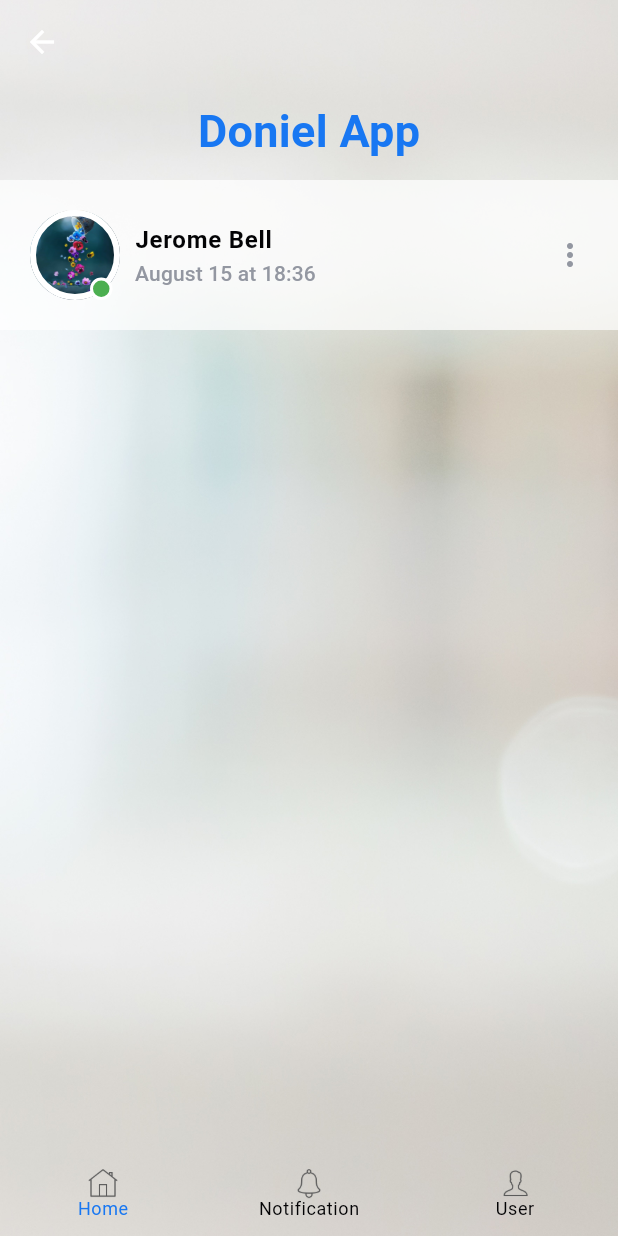
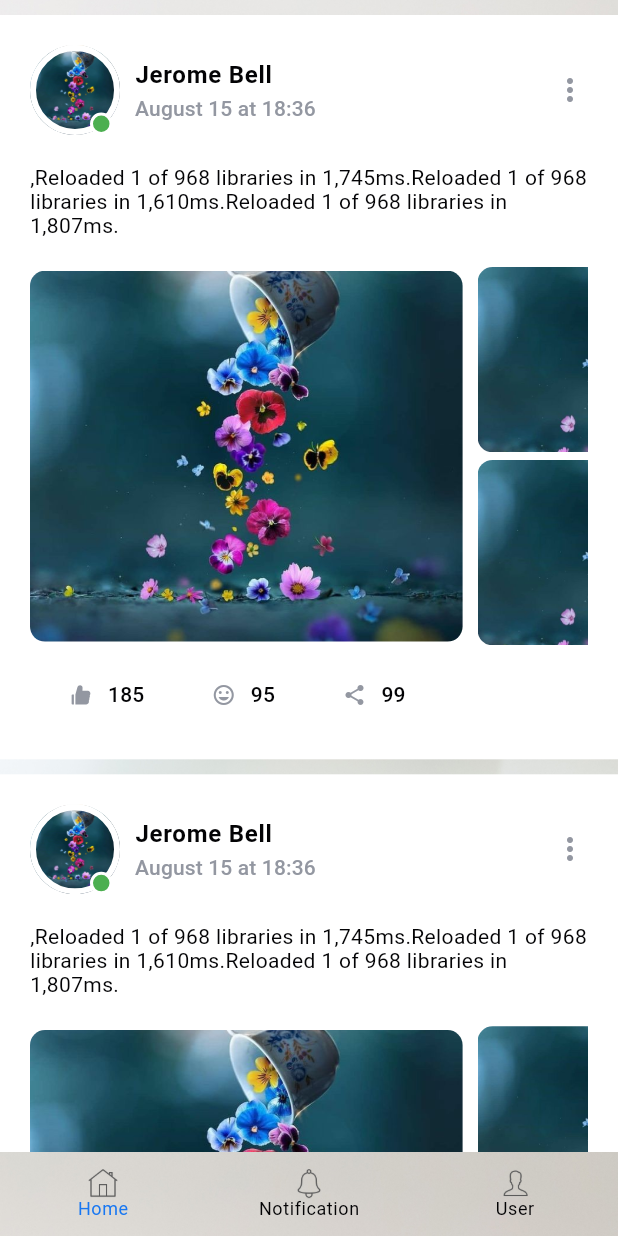
Before and after one commit to chizakasipascal/Doniel, a Flutter app: the PageDoniel screen opened by its route, on a phone screen of 412 x 824 dp. Run offline on Flutter 3.47's test engine with Material 2 defaults, Android fonts, the phone set to English and light mode, and no system bars; our stand-ins replace flutter_icons, google_fonts.

Commit message:
post uic ok

```diff
--- a/lib/src/const/assets.dart
+++ b/lib/src/const/assets.dart
@@ -9,4 +9,5 @@ class Assets {
   static const String home = "${baseAsstes}home.png";
   static const String notification = "${baseAsstes}notification.png";
   static const String user = "${baseAsstes}user.png";
+  static const String cute = "${baseAsstes}cute.jpg";
 }
--- a/lib/src/views/screens/home.dart
+++ b/lib/src/views/screens/home.dart
@@ -1,5 +1,7 @@
+import 'package:doniel/src/const/assets.dart';
 import 'package:donieltheme/donieltheme.dart';
 import 'package:flutter/material.dart';
+import 'package:flutter_icons/flutter_icons.dart';
 
 class Home extends StatelessWidget {
   const Home({
@@ -12,57 +14,98 @@ class Home extends StatelessWidget {
   @override
   Widget build(BuildContext context) {
     final size = MediaQuery.of(context).size;
-    return DefaultTabController(
-      length: 3,
-      child: NestedScrollView(
-        headerSliverBuilder: (BuildContext context, bool innerBoxIsScrolled) {
-          return <Widget>[
-            SliverAppBar(
-              expandedHeight: 120.0,
-              floating: false,
-              pinned: true,
-              backgroundColor: Colors.transparent,
-              elevation: 0.0,
-              flexibleSpace: FlexibleSpaceBar(
-                centerTitle: true,
-                title: Text(
-                  "Doniel App",
-                  style: themeData.textTheme.headline6!.copyWith(
-                    fontWeight: FontWeight.bold,
-                    color: kDoniel,
-                  ),
-                ),
-                background: const Text(''),
-              ),
-            ),
-            // SliverPersistentHeader(
-            //   delegate: _SliverAppBarDelegate(
-            //     const TabBar(
-            //       labelColor: kGreyColor,
-            //       unselectedLabelColor: Colors.grey,
-            //       tabs: [
-            //         Tab(
-            //           text: "Web design",
+    return ListView(
+      controller: controller,
+      physics: const BouncingScrollPhysics(),
+      children: [
+        CardPost(size: size),
+        CardPost(size: size),
+        CardPost(size: size)
+      ],
+    );
+
+    // DefaultTabController(
+    //   length: 3,
+    //   child: NestedScrollView(
+    //     headerSliverBuilder: (BuildContext context, bool innerBoxIsScrolled) {
+    //       return <Widget>[
+    //         SliverAppBar(
+    //           expandedHeight: 30.0,
+    //           floating: false,
+    //           pinned: true,
+    //           backgroundColor: Colors.transparent,
+    //           elevation: 0.0,
+    //           flexibleSpace: FlexibleSpaceBar(
+    //             centerTitle: true,
+    //             title: Text(
+    //               "Doniel App",
+    //               style: themeData.textTheme.headline6!.copyWith(
+    //                 fontWeight: FontWeight.bold,
+    //                 color: kDoniel,
+    //               ),
+    //             ),
+    //             background: const Text(''),
+    //           ),
     //         ),
-            //         Tab(text: "Favorite"),
-            //         Tab(
-            //           text: "Branding",
-            //         ),
+    //         // SliverPersistentHeader(
+    //         //   delegate: _SliverAppBarDelegate(
+    //         //     const TabBar(
+    //         //       labelColor: kGreyColor,
+    //         //       unselectedLabelColor: Colors.grey,
+    //         //       tabs: [
+    //         //         Tab(
+    //         //           text: "Web design",
+    //         //         ),
+    //         //         Tab(text: "Favorite"),
+    //         //         Tab(
+    //         //           text: "Branding",
+    //         //         ),
+    //         //       ],
+    //         //     ),
+    //         //   ),
+    //         //   pinned: true,
+    //         // ),
+    //       ];
+    //     },
+    //     body: ListView(
+    //       controller: controller,
+    //       children: [
+    //         CardPost(size: size),
+    //         CardPost(size: size),
+    //         CardPost(size: size)
     //       ],
     //     ),
     //   ),
-            //   pinned: true,
-            // ),
-          ];
-        },
-        body: ListView(
-          controller: controller,
-          children: [
-            Container(
-              decoration: BoxDecoration(color: Colors.white.withOpacity(.7)),
+    // );
+  }
+}
+
+class CardPost extends StatelessWidget {
+  final String description, name, dateTime, imageMain, imageSub, imageSub2;
+
+  const CardPost({
+    Key? key,
+    required this.size,
+    this.description =
+        ',Reloaded 1 of 968 libraries in 1,745ms.Reloaded 1 of 968 libraries in 1,610ms.Reloaded 1 of 968 libraries in 1,807ms.',
+    this.name = "Jerome Bell",
+    this.dateTime = "August 15 at 18:36",
+    this.imageMain = Assets.cute,
+    this.imageSub = Assets.cute,
+    this.imageSub2 = Assets.cute,
+  }) : super(key: key);
+
+  final Size size;
+
+  @override
+  Widget build(BuildContext context) {
+    return Container(
+      margin: const EdgeInsets.only(top: 10),
+      decoration: const BoxDecoration(color: Colors.white),
       child: Padding(
         padding: const EdgeInsets.all(20.0),
         child: Column(
+          crossAxisAlignment: CrossAxisAlignment.start,
           children: [
             Row(
               children: [
@@ -77,8 +120,8 @@ class Home extends StatelessWidget {
                           width: 4,
                         ),
                         shape: BoxShape.circle,
-                                image: const DecorationImage(
-                                  image: AssetImage("assets/images/cute.jpg"),
+                        image: DecorationImage(
+                          image: AssetImage(imageMain),
                           fit: BoxFit.cover,
                         ),
                       ),
@@ -107,7 +150,7 @@ class Home extends StatelessWidget {
                   crossAxisAlignment: CrossAxisAlignment.start,
                   children: [
                     Text(
-                              'Jerome Bell',
+                      name,
                       style: themeData.textTheme.bodyLarge!.copyWith(
                         fontWeight: FontWeight.bold,
                         color: kBlackColor,
@@ -115,7 +158,7 @@ class Home extends StatelessWidget {
                     ),
                     const SizedBox(height: 5),
                     Text(
-                              'August 15 at 18:36',
+                      dateTime,
                       style: themeData.textTheme.subtitle2!.copyWith(
                         color: kGreyColor,
                       ),
@@ -128,12 +171,141 @@ class Home extends StatelessWidget {
                   color: kGreyColor,
                 ),
               ],
+            ),
+            const SizedBox(height: 20),
+            Text(
+              description,
+              style: themeData.textTheme.bodyText2!.copyWith(
+                color: kBlackColor,
+              ),
+            ),
+            const SizedBox(height: 20),
+            SingleChildScrollView(
+              physics: const BouncingScrollPhysics(),
+              scrollDirection: Axis.horizontal,
+              child: Row(
+                children: [
+                  const SizedBox(height: 20),
+                  Container(
+                    height: size.height * .3,
+                    width: size.width * .7,
+                    decoration: BoxDecoration(
+                      borderRadius: BorderRadius.circular(10),
+                      image: DecorationImage(
+                        image: AssetImage(imageSub),
+                        fit: BoxFit.cover,
+                      ),
+                    ),
+                  ),
+                  const SizedBox(width: 10),
+                  Column(
+                    crossAxisAlignment: CrossAxisAlignment.start,
+                    children: [
+                      Container(
+                        height: size.height * .15,
+                        width: size.width * .5,
+                        decoration: BoxDecoration(
+                          borderRadius: BorderRadius.circular(10),
+                          image: DecorationImage(
+                            image: AssetImage(imageSub2),
+                            fit: BoxFit.cover,
+                          ),
+                        ),
+                      ),
+                      const SizedBox(height: 5),
+                      Container(
+                        height: size.height * .15,
+                        width: size.width * .5,
+                        decoration: BoxDecoration(
+                          borderRadius: BorderRadius.circular(10),
+                          image: DecorationImage(
+                            image: AssetImage(imageSub2),
+                            fit: BoxFit.cover,
+                          ),
+                        ),
+                      ),
+                    ],
                   )
                 ],
               ),
             ),
+            const SizedBox(height: 10),
+            Row(
+              children: const [
+                CardPostButtom(),
+                CardPostButtom(
+                  description: Icons.tag_faces,
+                  subdescription: 95,
+                ),
+                CardPostButtom(
+                  description: Icons.share,
+                  subdescription: 99,
+                ),
+              ],
             )
           ],
+        ),
+      ),
+    );
+  }
+}
+
+class CardPostButtom extends StatelessWidget {
+  final IconData description;
+  final int subdescription;
+  const CardPostButtom({
+    Key? key,
+    this.description = AntDesign.like1,
+    this.subdescription = 185,
+  }) : super(key: key);
+
+  @override
+  Widget build(BuildContext context) {
+    return Padding(
+      padding: const EdgeInsets.all(3.0),
+      child: SizedBox(
+        height: 40,
+        // width: 80,
+        child: Material(
+          shape: RoundedRectangleBorder(
+            borderRadius: BorderRadius.circular(40.0),
+          ),
+          elevation: 0.0,
+          color: Colors.transparent,
+          clipBehavior: Clip.antiAlias, // Add This
+          child: MaterialButton(
+            minWidth: 50.0,
+            height: 40,
+            //  color: kWhiteColor,
+            child: Row(
+              mainAxisAlignment: MainAxisAlignment.start,
+              crossAxisAlignment: CrossAxisAlignment.center,
+              children: [
+                Container(
+                  height: 30,
+                  width: 30,
+                  // margin: const EdgeInsets.all(3.0),
+                  decoration: const BoxDecoration(
+                    shape: BoxShape.circle,
+                    color: Colors.transparent,
+                  ),
+                  child: Icon(
+                    description,
+                    size: 16,
+                    color: kGreyColor,
+                  ),
+                ),
+                const SizedBox(width: 3),
+                Text(
+                  subdescription.toString(),
+                  style: themeData.textTheme.subtitle2!.copyWith(
+                    color: kBlackColor,
+                  ),
+                ),
+              ],
+            ),
+            onPressed: () {},
+          ),
         ),
       ),
     );
```
Lines whose indentation alone changed are shown as unchanged.
